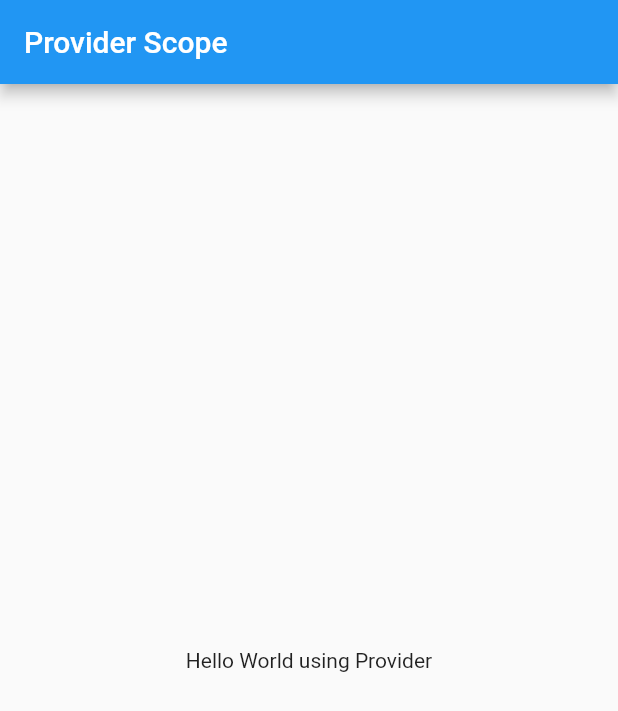
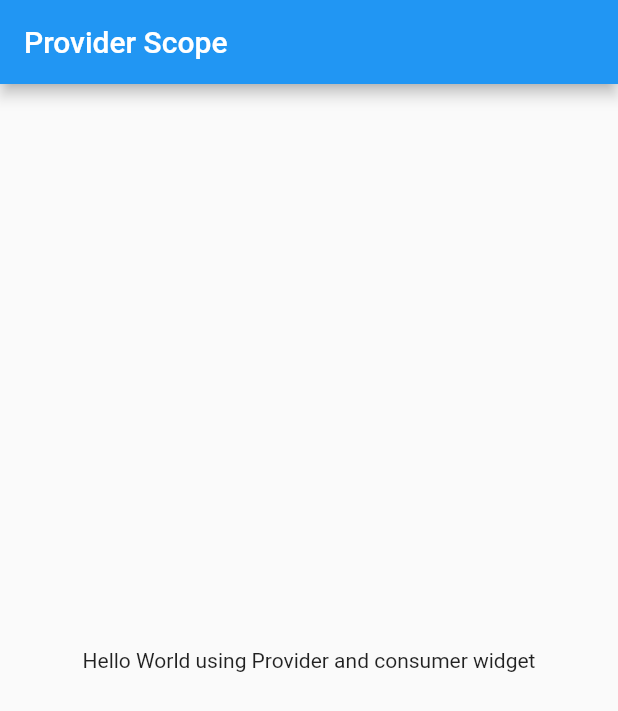
Before and after one commit to realjatinpandey/riverpod, a Flutter app: the screen it shows after launch, on a phone screen of 412 x 824 dp. Shown: the top 711 px of the screen. Run offline on Flutter 3.47's test engine with Material 2 defaults, Android fonts, the phone set to English and light mode, and no system bars; our stand-ins replace flutter_riverpod.

Commit message:
Using Consumer

```diff
--- a/lib/main.dart
+++ b/lib/main.dart
@@ -1,7 +1,8 @@
 import 'package:flutter/material.dart';
 import 'package:flutter_riverpod/flutter_riverpod.dart';
 
-final nameProvider = Provider<String>((ref) => 'Hello World using Provider');
+final nameProvider =
+    Provider<String>((ref) => 'Hello World using Provider and consumer widget');
 
 void main() {
   runApp(
@@ -24,19 +25,26 @@ class MyApp extends StatelessWidget {
   }
 }
 
-class MyHomePage extends ConsumerWidget {
+class MyHomePage extends StatelessWidget {
   const MyHomePage({super.key});
 
   @override
-  Widget build(BuildContext context, WidgetRef ref) {
-    final name = ref.watch(nameProvider);
+  Widget build(
+    BuildContext context,
+  ) {
+    // final name = ref.watch(nameProvider);
 
     return Scaffold(
       appBar: AppBar(
         title: const Text('Provider Scope'),
       ),
       body: Center(
-        child: Text(name),
+        child: Consumer(
+          builder: (context, ref, child) {
+            final name = ref.watch(nameProvider);
+            return Text(name);
+          },
+        ),
       ),
     );
   }
```
